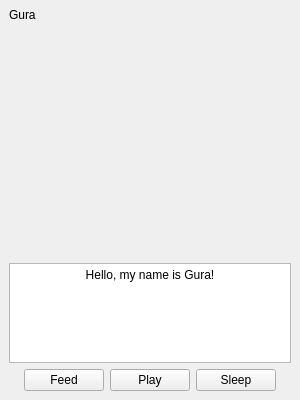
DatDarkAlpaca/Buddy, file ui/main.ui: the form before one commit.
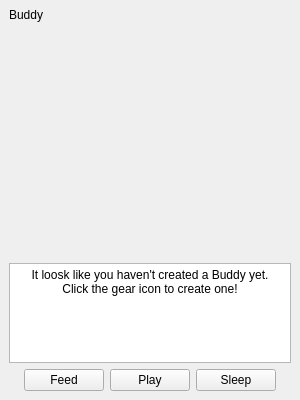
The form after the commit. Icons and pictures are not drawn.

What changed in the file:
```diff
--- a/ui/main.ui
+++ b/ui/main.ui
@@ -78,7 +78,7 @@
       <item>
        <widget class="QLabel" name="buddy_name">
         <property name="text">
-         <string>Gura</string>
+         <string>Buddy</string>
         </property>
        </widget>
       </item>
@@ -243,7 +243,8 @@
 &lt;html&gt;&lt;head&gt;&lt;meta name=&quot;qrichtext&quot; content=&quot;1&quot; /&gt;&lt;meta charset=&quot;utf-8&quot; /&gt;&lt;style type=&quot;text/css&quot;&gt;
 p, li { white-space: pre-wrap; }
 &lt;/style&gt;&lt;/head&gt;&lt;body style=&quot; font-family:'Segoe UI'; font-size:9pt; font-weight:400; font-style:normal;&quot;&gt;
-&lt;p align=&quot;center&quot; style=&quot; margin-top:0px; margin-bottom:0px; margin-left:0px; margin-right:0px; -qt-block-indent:0; text-indent:0px;&quot;&gt;Hello, my name is Gura!&lt;/p&gt;&lt;/body&gt;&lt;/html&gt;</string>
+&lt;p align=&quot;center&quot; style=&quot; margin-top:0px; margin-bottom:0px; margin-left:0px; margin-right:0px; -qt-block-indent:0; text-indent:0px;&quot;&gt;It loosk like you haven't created a Buddy yet.&lt;/p&gt;
+&lt;p align=&quot;center&quot; style=&quot; margin-top:0px; margin-bottom:0px; margin-left:0px; margin-right:0px; -qt-block-indent:0; text-indent:0px;&quot;&gt;Click the gear icon to create one!&lt;/p&gt;&lt;/body&gt;&lt;/html&gt;</string>
       </property>
      </widget>
     </item>
```
